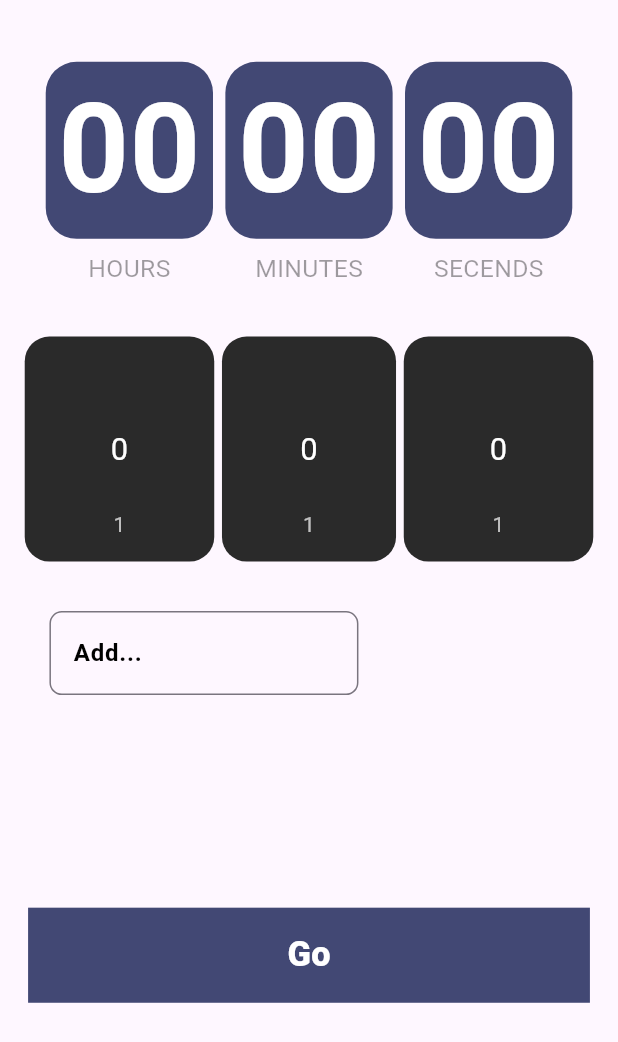
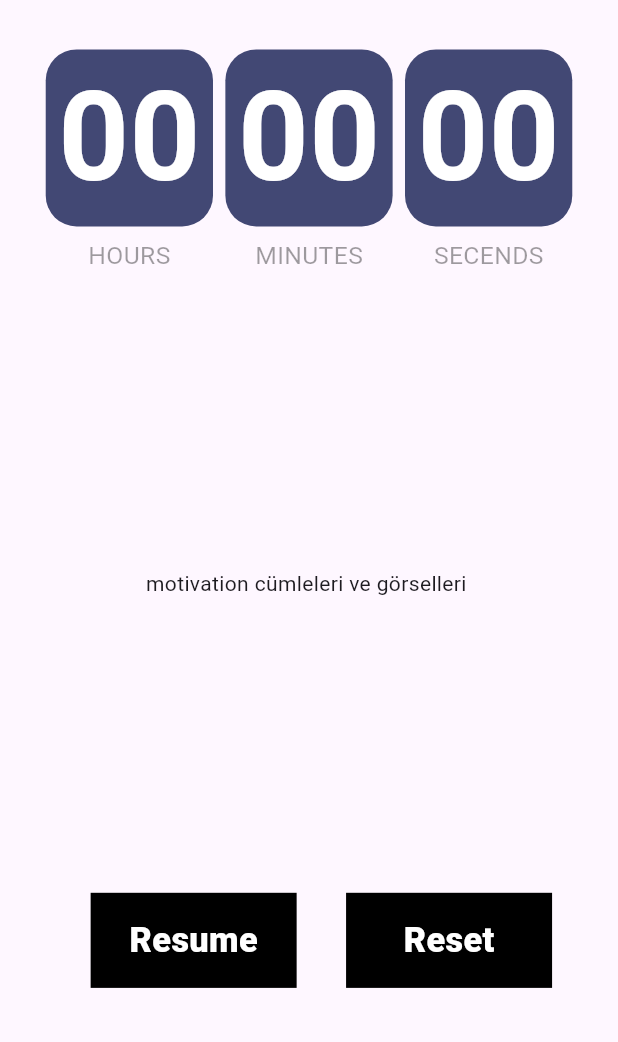
Before and after one commit to aydinNazari/Planla, a Flutter app: the TimerScreen screen opened directly, after a tap on "Go", on a phone screen of 412 x 824 dp. Shown: the top 1042 px of the screen. Run offline on Flutter 3.47's test engine with Material 2 defaults, Android fonts, the phone set to English and light mode, and no system bars; drawn by our look-alikes of numberpicker; our stand-ins replace cached_network_image, cloud_firestore, connectivity_plus, file_picker, firebase_auth, firebase_core and 5 more; missing offline and left inert: flutter_background_service; accounts and stored records are empty.

Commit message:
23/12/2023

```diff
--- a/lib/main.dart
+++ b/lib/main.dart
@@ -1,12 +1,12 @@
 import 'package:firebase_core/firebase_core.dart';
 import 'package:flutter/material.dart';
+import 'package:flutter_background_service/flutter_background_service.dart';
 import 'package:planla/controls/providersClass/provider_user.dart';
 import 'package:planla/screens/Intro_screen_page.dart';
 import 'package:planla/screens/login_signin_screen.dart';
 import 'package:planla/screens/navigator_screen.dart';
 import 'package:planla/utiles/constr.dart';
 import 'package:provider/provider.dart';
-
 import 'controls/firebase/auth.dart';
 
 Future<void> main() async {
--- a/lib/screens/timer_screen.dart
+++ b/lib/screens/timer_screen.dart
@@ -16,26 +16,25 @@ class TimerScreen extends StatefulWidget {
 }
 
 class _TimerScreenState extends State<TimerScreen> {
-  bool typerButtun = true;
-  late int hoursNumeric = 0;
+  bool typeScreen = true;
+  Timer? timer;
+  int hoursNumeric = 0;
   int minuteNumeric = 0;
   int secendNumeric = 0;
   Duration duration = const Duration();
-  bool control = true;
 
   @override
   void initState() {
+
     reset();
+    setState(() {});
     super.initState();
   }
 
   static Duration countdownDuration = const Duration();
 
-  Timer? timer;
-
-
   addTime() {
-    const addSecend =  -1 ;
+    const addSecend = -1;
     setState(() {
       final secend = duration.inSeconds + addSecend;
       if (secend < 0) {
@@ -50,7 +49,7 @@ class _TimerScreenState extends State<TimerScreen> {
     if (resets) {
       reset();
     }
-    countdownDuration = Duration(minutes: minuteNumeric,seconds: secendNumeric,hours: hoursNumeric);
+
     timer = Timer.periodic(const Duration(seconds: 1), (_) => addTime());
   }
 
@@ -63,19 +62,65 @@ class _TimerScreenState extends State<TimerScreen> {
 
   reset() {
     setState(() {
+      countdownDuration = Duration(
+          minutes: minuteNumeric,
+          seconds: secendNumeric,
+          hours: hoursNumeric);
       duration = countdownDuration;
     });
   }
 
   @override
   Widget build(BuildContext context) {
+    return Scaffold(
+      body: typeScreen ? buildTimerSetScreen() : buildTimerCountScreen(),
+    );
+  }
+
+  Widget buildTimerCountScreen() {
+
     String twoDigits(int n) => n.toString().padLeft(2, '0');
-    final minutes = twoDigits(duration.inMinutes.remainder(60));
-    final secends = twoDigits(duration.inSeconds.remainder(60));
-    final hours = twoDigits(duration.inHours);
+    String minutes = twoDigits(duration.inMinutes.remainder(60));
+    String secends = twoDigits(duration.inSeconds.remainder(60));
+    String hours = twoDigits(duration.inHours);
+
+
+
+
+    print('$hours   -  numeric:$hoursNumeric');
+    print('$minutes   -  numeric:$minuteNumeric');
+    print('$secends   -  numeric:$secendNumeric');
+
     Size size = MediaQuery.of(context).size;
-    return Scaffold(
-      body: SingleChildScrollView(
+    return Padding(
+      padding: EdgeInsets.only(top: size.height / 25),
+      child: SingleChildScrollView(
+        child: Column(
+          children: [
+            SizedBox(
+              width: size.width,
+              child: Row(
+                children: [
+                  const Spacer(),
+                  TimerWidget(hours: hours, minutes: minutes, secends: secends),
+                  const Spacer(),
+                ],
+              ),
+            ),
+            SizedBox(
+              height: size.height / 2,
+              child: Center(child: Text('motivation cümleleri ve görselleri ')),
+            ),
+            buildButton(),
+          ],
+        ),
+      ),
+    );
+  }
+
+  SingleChildScrollView buildTimerSetScreen() {
+    Size size = MediaQuery.of(context).size;
+    return SingleChildScrollView(
       child: Column(
         crossAxisAlignment: CrossAxisAlignment.start,
         children: [
@@ -88,21 +133,16 @@ class _TimerScreenState extends State<TimerScreen> {
                 children: [
                   const Spacer(),
                   TimerWidget(
-                        hours: control
-                            ? (hoursNumeric < 10
+                    hours: hoursNumeric < 10
                         ? '0$hoursNumeric'
-                                : hoursNumeric.toString())
-                            : hours,
-                        minutes: control
-                            ? (minuteNumeric < 10
+                        : hoursNumeric.toString(),
+                    minutes: minuteNumeric < 10
                         ? '0$minuteNumeric'
-                                : minuteNumeric.toString())
-                            : minutes,
-                        secends: control
-                            ? (secendNumeric < 10
+                        : minuteNumeric.toString(),
+                    secends: secendNumeric < 10
                         ? '0$secendNumeric'
-                                : secendNumeric.toString())
-                            : secends),
+                        : secendNumeric.toString(),
+                  ),
                   const Spacer(),
                 ],
               )),
@@ -120,6 +160,7 @@ class _TimerScreenState extends State<TimerScreen> {
                     setState(() {
                       hoursNumeric = value;
                     });
+                    reset();
                   },
                 )),
                 Expanded(
@@ -131,6 +172,7 @@ class _TimerScreenState extends State<TimerScreen> {
                       setState(() {
                         minuteNumeric = value;
                       });
+                      reset();
                     },
                   ),
                 )),
@@ -141,14 +183,15 @@ class _TimerScreenState extends State<TimerScreen> {
                     setState(() {
                       secendNumeric = value;
                     });
+                    reset();
                   },
                 )),
               ],
             ),
           ),
           Padding(
-              padding: EdgeInsets.only(
-                  left: size.height / 25, top: size.height / 25),
+            padding:
+                EdgeInsets.only(left: size.height / 25, top: size.height / 25),
             child: SizedBox(
               width: size.width / 2,
               height: size.height / 5,
@@ -159,19 +202,71 @@ class _TimerScreenState extends State<TimerScreen> {
             padding: EdgeInsets.only(
               top: size.height / 25,
             ),
-              child: Row(
-                children: [const Spacer(), buildButton(), const Spacer()],
+            child: InkWell(
+                onTap: () {
+                  setState(() {
+                    startTime(resets: false);
+                    typeScreen = false;
+                  });
+                },
+                child: LoginSigninButtonWidget(color: primeryColor, txt: 'Go')),
+          )
+        ],
+      ),
+    );
+  }
+
+  Widget buildButton() {
+    bool type = timer == null ? false : timer!.isActive;
+    Size size = MediaQuery.of(context).size;
+    final isComplated = duration.inSeconds == 0;
+    return Row(
+      mainAxisAlignment: MainAxisAlignment.center,
+      children: [
+        Padding(
+          padding: EdgeInsets.symmetric(horizontal: size.width / 25),
+          child: InkWell(
+            onTap: () {
+              setState(() {
+                if (type) {
+                  stop(resets: false);
+                } else {
+                  startTime(resets: false);
+                }
+              });
+            },
+            child: SizedBox(
+              width: size.width / 3,
+              child: LoginSigninButtonWidget(
+                  color: Colors.black, txt: type ? 'Stop' : 'Resume'),
             ),
           ),
-          ],
+        ),
+        Padding(
+          padding: EdgeInsets.only(left: size.width / 25),
+          child: GestureDetector(
+            onTap: () {
+              setState(() {
+                stop(resets: true);
+                typeScreen = true;
+              });
+            },
+            child: SizedBox(
+              width: size.width / 3,
+              child: const LoginSigninButtonWidget(
+                color: Colors.black,
+                txt: 'Reset',
               ),
             ),
+          ),
+        ),
+        //   Spacer(),
+      ],
     );
   }
 
   Widget numeric({required int current, required ValueChanged<int> onChanged}) {
     Size size = MediaQuery.of(context).size;
-
     return Container(
       decoration: BoxDecoration(
         color: const Color(0xff2a2a2a),
@@ -192,64 +287,4 @@ class _TimerScreenState extends State<TimerScreen> {
       ),
     );
   }
-
-  Widget buildButton() {
-    bool type = timer == null ? false : timer!.isActive;
-    Size size = MediaQuery.of(context).size;
-    final isComplated = duration.inSeconds == 0;
-    return type || !isComplated
-        ? Row(
-            mainAxisAlignment: MainAxisAlignment.center,
-            children: [
-              Padding(
-                padding: EdgeInsets.symmetric(horizontal: size.width / 25),
-                child: InkWell(
-                  onTap: () {
-                    setState(() {
-                      if (type) {
-                        stop(resets: false);
-                      } else {
-                        startTime(resets: false);
 }
-                      control=false;
-                    });
-                  },
-                  child: SizedBox(
-                    width: size.width / 3,
-                    child: LoginSigninButtonWidget(
-                        color: Colors.black, txt: type ? 'Stop' : 'Resume'),
-                  ),
-                ),
-              ),
-              Padding(
-                padding: EdgeInsets.only(left: size.width / 25),
-                child: GestureDetector(
-                  onTap: (){
-                    setState(() {
-                      control=true;
-                      stop(resets: true);
-                    });
-                  },
-                  child: SizedBox(
-                    width: size.width / 3,
-                    child: const LoginSigninButtonWidget(
-                      color: Colors.black,
-                      txt: 'Reset',
-                    ),
-                  ),
-                ),
-              ),
-              //   Spacer(),
-            ],
-          )
-        : InkWell(
-            onTap: () {
-              setState(() {
-                typerButtun = false;
-                startTime();
-              });
-            },
-            child: LoginSigninButtonWidget(color: primeryColor, txt: 'Go'),
-          );
-  }
-}
```
Lines whose indentation alone changed are shown as unchanged.
